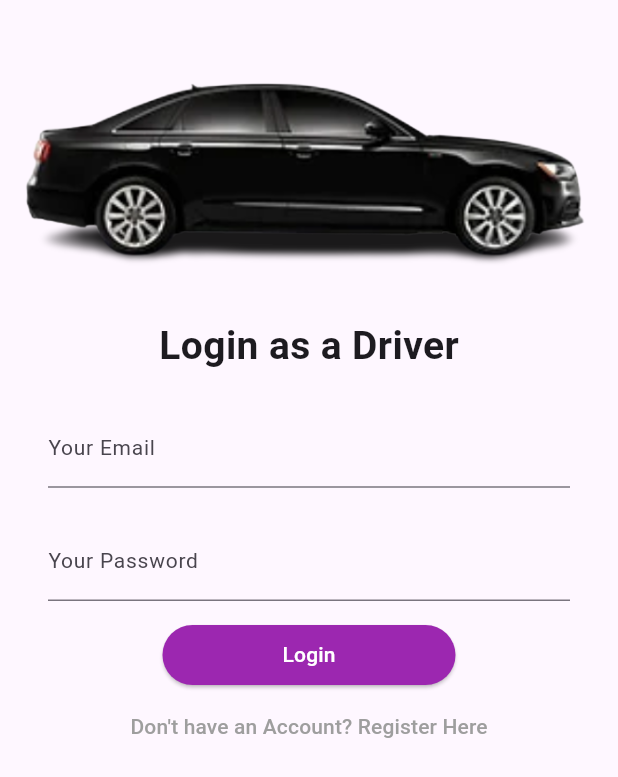
After one commit to FelixPrajna/ojolali, a Flutter app: the LoginScreenDriver screen opened directly, on a phone screen of 412 x 824 dp. The commit adds this screen. Shown: the top 777 px of the screen. Run offline on Flutter 3.47's test engine with Material 3 defaults, Android fonts, the phone set to English and light mode, and no system bars; our stand-ins replace connectivity_plus, firebase_auth, firebase_core, firebase_database; accounts and stored records are empty.

Commit message:
Merubah main.dart untuk memiilih login as user / login as driver, menambahkan beberapa assets image, membuat tampilan login_screen_driver dan register_screen_driver yang langsung connect ke firebase

```diff
--- /dev/null
+++ b/lib/authentication/login_screen_driver.dart
@@ -0,0 +1,185 @@
+import 'package:firebase_auth/firebase_auth.dart';
+import 'package:firebase_database/firebase_database.dart';
+import 'package:flutter/material.dart';
+import 'package:ojolali/authentication/signup_screen_driver.dart';
+import 'package:ojolali/methods/common_methods.dart';
+import 'package:ojolali/pages/home_page.dart';
+import 'package:ojolali/widgets/loading_dialog.dart';
+
+class LoginScreenDriver extends StatefulWidget {
+  const LoginScreenDriver({super.key});
+
+  @override
+  State<LoginScreenDriver> createState() => LoginScreenDrivertate();
+}
+
+class LoginScreenDrivertate extends State<LoginScreenDriver> {
+  TextEditingController emailTextEditingController = TextEditingController();
+  TextEditingController passwordTextEditingController = TextEditingController();
+  CommonMethods cMethods = CommonMethods();
+
+  checkIfNetworkIsAvailable() {
+    cMethods.checkConnectivity(context);
+
+    signInFormValidation();
+  }
+
+  signInFormValidation() {
+    if (!emailTextEditingController.text.contains("@")) {
+      cMethods.displaySnackBar("Please enter a valid email.", context);
+    } else if (passwordTextEditingController.text.trim().length < 5) {
+      cMethods.displaySnackBar(
+          "Your password must be at least 6 or more characters.", context);
+    } else {
+      signInUser();
+    }
+  }
+
+  signInUser() async {
+    showDialog(
+      context: context,
+      barrierDismissible: false,
+      builder: (BuildContext context) =>
+          LoadingDialog(messageText: "Allowing you to Login..."),
+    );
+
+    final User? userFirebase = (await FirebaseAuth.instance
+            .signInWithEmailAndPassword(
+      email: emailTextEditingController.text.trim(),
+      password: passwordTextEditingController.text.trim(),
+    )
+            .catchError((errorMsg) {
+      Navigator.pop(context);
+      cMethods.displaySnackBar(errorMsg.toString(), context);
+    }))
+        .user;
+
+    if (userFirebase != null) {
+      DatabaseReference usersRef = FirebaseDatabase.instance
+          .ref()
+          .child("drivers")
+          .child(userFirebase.uid);
+      usersRef.once().then((snap) {
+        if (snap.snapshot.value != null) {
+          if ((snap.snapshot.value as Map)["blockStatus"] == "no") {
+            // Berikan nama pengguna, tetapi tidak ada fungsi `userName`, ini sebaiknya diganti atau dikelola secara berbeda.
+            // misalnya, ini mungkin hanya untuk mendapatkan nama pengguna
+            String userName = (snap.snapshot.value as Map)["name"];
+            Navigator.push(
+                context, MaterialPageRoute(builder: (c) => HomePage()));
+          } else {
+            FirebaseAuth.instance.signOut();
+            cMethods.displaySnackBar(
+                "You are blocked. Contact admin: felixbanana9@gmail.com",
+                context);
+          }
+        } else {
+          FirebaseAuth.instance.signOut();
+          cMethods.displaySnackBar(
+              "Your record does not exist as a Driver.", context);
+        }
+      });
+    }
+
+    if (!mounted) return;
+    Navigator.pop(context);
+  }
+
+  @override
+  Widget build(BuildContext context) {
+    return Scaffold(
+      body: SingleChildScrollView(
+        child: Padding(
+          padding: const EdgeInsets.all(10),
+          child: Column(
+            children: [
+              SizedBox(
+                height: 30,
+              ),
+
+              Image.asset("images/uberexec.png"), // buat gambar
+
+              SizedBox(
+                height: 30,
+              ),
+              const Text(
+                "Login as a Driver",
+                style: TextStyle(
+                  fontSize: 26,
+                  fontWeight: FontWeight.bold,
+                ),
+              ),
+
+              Padding(
+                padding: const EdgeInsets.all(22),
+                child: Column(
+                  children: [
+                    TextField(
+                      controller: emailTextEditingController,
+                      keyboardType: TextInputType.emailAddress,
+                      decoration: const InputDecoration(
+                        labelText: "Your Email",
+                        labelStyle: TextStyle(
+                          fontSize: 14,
+                        ),
+                      ),
+                      style: TextStyle(
+                        color: Colors.grey,
+                        fontSize: 15,
+                      ),
+                    ),
+                    SizedBox(
+                      height: 22,
+                    ),
+                    TextField(
+                      controller: passwordTextEditingController,
+                      obscureText: true,
+                      keyboardType: TextInputType.text,
+                      decoration: const InputDecoration(
+                        labelText: "Your Password",
+                        labelStyle: TextStyle(
+                          fontSize: 14,
+                        ),
+                      ),
+                      style: TextStyle(
+                        color: Colors.grey,
+                        fontSize: 15,
+                      ),
+                    ),
+                    SizedBox(
+                      height: 12,
+                    ),
+                    ElevatedButton(
+                      onPressed: () {
+                        checkIfNetworkIsAvailable();
+                      },
+                      style: ElevatedButton.styleFrom(
+                          backgroundColor: Colors.purple,
+                          padding: EdgeInsets.symmetric(
+                              horizontal: 80, vertical: 10)),
+                      child: const Text(
+                        "Login",
+                        style: TextStyle(color: Colors.white),
+                      ),
+                    ),
+                    TextButton(
+                        onPressed: () {
+                          Navigator.push(
+                              context,
+                              MaterialPageRoute(
+                                  builder: (c) => SignupScreenDriver()));
+                        },
+                        child: Text(
+                          "Don't have an Account? Register Here",
+                          style: TextStyle(color: Colors.grey),
+                        ))
+                  ],
+                ),
+              )
+            ],
+          ),
+        ),
+      ),
+    );
+  }
+}
--- a/lib/authentication/login_screen.dart
+++ b/lib/authentication/login_screen_user.dart
@@ -1,7 +1,7 @@
 import 'package:firebase_auth/firebase_auth.dart';
 import 'package:firebase_database/firebase_database.dart';
 import 'package:flutter/material.dart';
-import 'package:ojolali/authentication/signup_screen.dart';
+import 'package:ojolali/authentication/signup_screen_user.dart';
 import 'package:ojolali/methods/common_methods.dart';
 import 'package:ojolali/pages/home_page.dart';
 import 'package:ojolali/widgets/loading_dialog.dart';
--- a/lib/widgets/loading_dialog.dart
+++ b/lib/widgets/loading_dialog.dart
@@ -26,12 +26,12 @@ class LoadingDialog extends StatelessWidget {
           padding: EdgeInsets.all(16),
           child: Row(
             children: [
-              SizedBox(
+              const SizedBox(
                 width: 5,
               ),
-              CircularProgressIndicator(
+              const CircularProgressIndicator(
                   valueColor: AlwaysStoppedAnimation<Color>(Colors.white)),
-              SizedBox(
+              const SizedBox(
                 width: 8,
               ),
               Text(
```
Also changed, not shown: lib/authentication/signup_screen_driver.dart (renamed from lib/authentication/signup_screen.dart, +95 -20 lines), lib/authentication/signup_screen_user.dart (added, +215 -0 lines), lib/main.dart (+73 -97 lines), lib/pages/dashboard.dart (added, +15 -0 lines), pubspec.yaml (+9 -2 lines), images/avatarman.png (added), images/final.png (added), images/initial.png (added), images/totalearnings.png (added), images/totaltrips.png (added), images/tracking.png (added), images/tripscompleted.png (added), images/uberexec.png (added), pubspec.lock.
